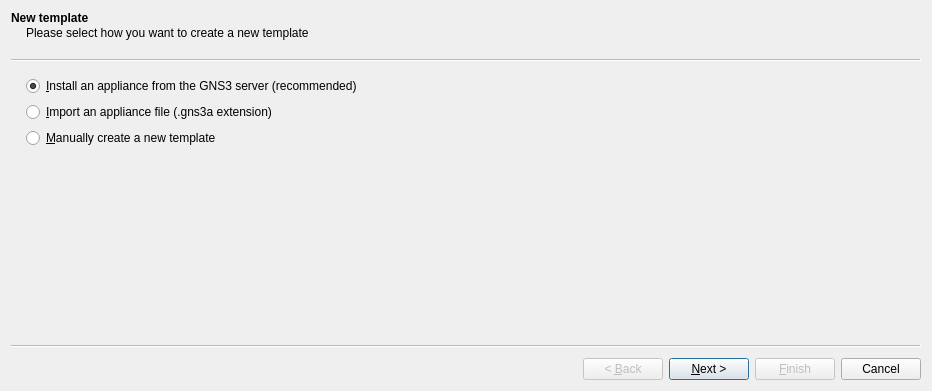
This is gns3/ui/new_template_wizard.ui in GNS3/gns3-gui as Qt 5 draws it before an edit. The edited form follows.
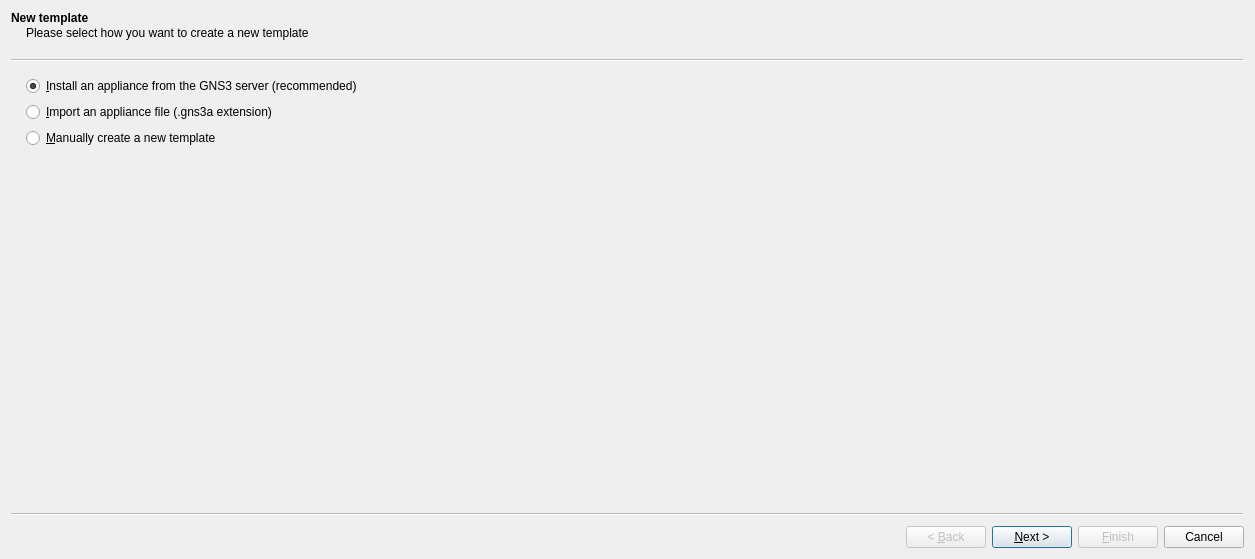
This is the edited form.

Commit message: Bigger new template wizard.

```diff
--- a/gns3/ui/new_template_wizard.ui
+++ b/gns3/ui/new_template_wizard.ui
@@ -9,8 +9,8 @@
    <rect>
     <x>0</x>
     <y>0</y>
-    <width>932</width>
-    <height>391</height>
+    <width>1255</width>
+    <height>559</height>
    </rect>
   </property>
   <property name="windowTitle">
```
The commit also changes 1 other file.
